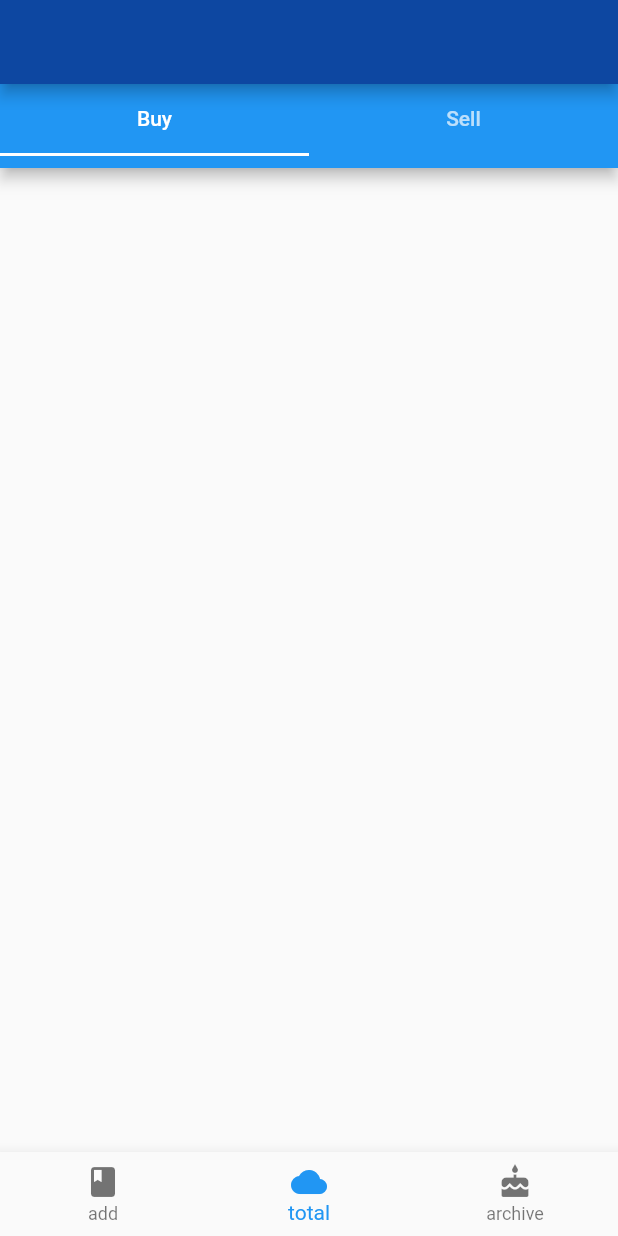
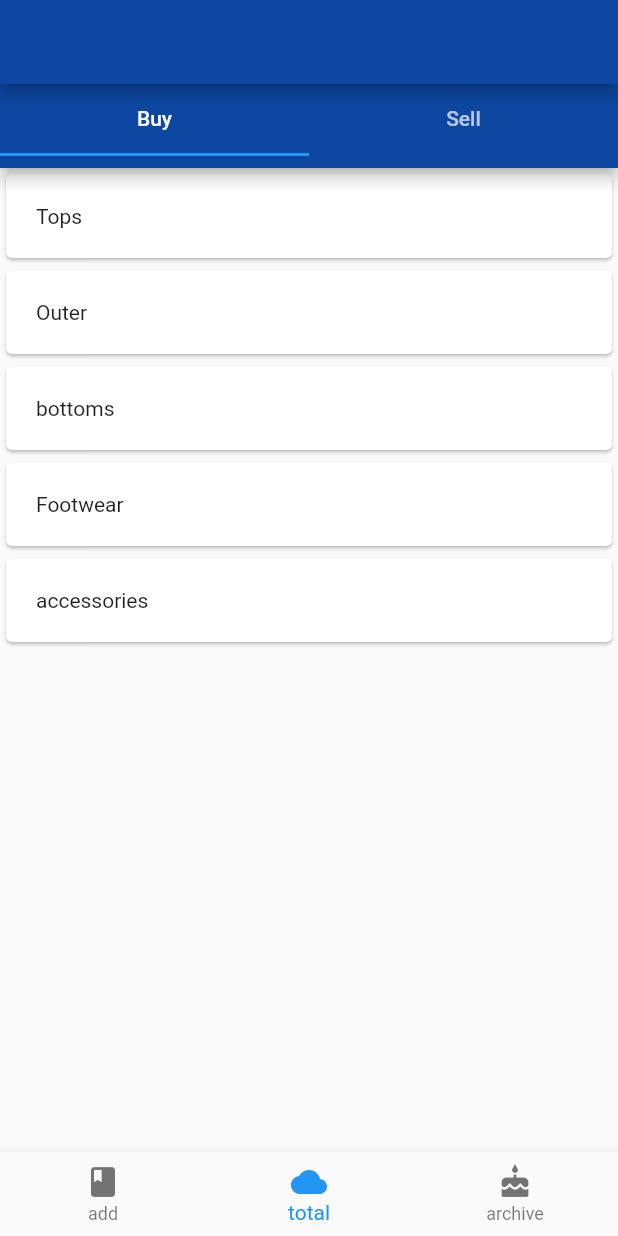
Before and after one commit to Noriaki-hub/closet, a Flutter app: the screen it shows after launch, swiped to page 2, on a phone screen of 412 x 824 dp. Run offline on Flutter 3.47's test engine with Material 2 defaults, Android fonts, the phone set to English and light mode, and no system bars; our stand-ins replace cloud_firestore, firebase_core, firebase_storage, image_picker; accounts and stored records are empty.

Commit message:
totalpageにカテゴリーリストを追加 タイムスタンプ追加

```diff
--- a/lib/addClothes.dart
+++ b/lib/addClothes.dart
@@ -58,6 +58,7 @@ class _BuyPage extends State<BuyPage> {
         'category': category,
         'price': price,
         'imageURL': imageURL,
+        'updateAt': Timestamp.now(),
       },
     );
   }
--- a/lib/main.dart
+++ b/lib/main.dart
@@ -2,7 +2,7 @@ import 'package:cloud_firestore/cloud_firestore.dart';
 import 'package:firebase_core/firebase_core.dart';
 import 'package:flutter/material.dart';
 import 'addClothes.dart';
-
+import 'totalPrice.dart';
 
 
 void main()
@@ -20,7 +20,7 @@ class MyApp extends StatelessWidget {
     return MaterialApp(
         debugShowCheckedModeBanner: false,
         title: 'Welcome to Flutter',
-        home: MyHomePage() //画面遷移をする部分を下のように別のクラスで定義し、それを読み込む
+        home: MyHomePage()
     );
   }
 }
@@ -33,13 +33,12 @@ class MyHomePage extends StatefulWidget {
 // SingleTickerProviderStateMixinを使用。後述
 class _MyHomePageState extends State<MyHomePage>
     with SingleTickerProviderStateMixin {
-  // ページ切り替え用のコントローラを定義
+
   late PageController _pageController;
 
   // ページインデックス保存用
   int _screen = 0;
 
-  // ページ下部に並べるナビゲーションメニューの一覧
   List<BottomNavigationBarItem> myBottomNavBarItems() {
     return [
       BottomNavigationBarItem(
@@ -162,6 +161,7 @@ class SecondPage extends StatelessWidget {
       length: _tab.length,
       child: Scaffold(
         appBar: AppBar(
+          backgroundColor: Colors.blue[900],
           flexibleSpace: SingleChildScrollView(
             child: Column(
               mainAxisAlignment: MainAxisAlignment.end,
@@ -185,23 +185,7 @@ class SecondPage extends StatelessWidget {
   }
 }
 
-class buyTotal extends StatelessWidget {
-  @override
-  Widget build(BuildContext context) {
-   return Scaffold(
 
-   );
-  }
-}
-
-class sellTotal extends StatelessWidget {
-  @override
-  Widget build(BuildContext context) {
-    return Scaffold(
-
-    );
-  }
-}
 
 
 
@@ -228,7 +212,7 @@ class ThirdPage extends StatelessWidget {
 
         return
            GridView.count(
-            crossAxisCount: 4,
+            crossAxisCount: 2,
             children: snapshot.data!.docs.map((DocumentSnapshot document) {
               Map<String,dynamic> data = document.data()! as Map<String,dynamic>;
               return  Container(
--- /dev/null
+++ b/lib/totalPrice.dart
@@ -0,0 +1,91 @@
+import 'package:cloud_firestore/cloud_firestore.dart';
+import 'package:flutter/material.dart';
+
+
+
+
+
+
+
+class buyTotal extends StatelessWidget {
+
+  final Stream<QuerySnapshot> _usersStream =
+  FirebaseFirestore.instance.collection('clothes').snapshots();
+
+  var listItem = ["Tops", "Outer", "bottoms", "Footwear", "accessories", ];
+
+  @override
+  Widget build(BuildContext context) {
+    return Scaffold(
+        body:  Center(
+          child: StreamBuilder<QuerySnapshot>(
+            stream: _usersStream,
+            builder: (BuildContext context, AsyncSnapshot<QuerySnapshot> snapshot) {
+              if (snapshot.hasError) {
+                return Text('Something went wrong');
+              }
+
+              if (snapshot.connectionState == ConnectionState.waiting) {
+                return Text("Loading");
+              }
+
+              return ListView.builder(
+                itemBuilder: (BuildContext context, int index) {
+                  return Card(
+                    child: Padding(
+                      child: Text( listItem[index],
+                      ),
+                      padding: EdgeInsets.all(20.0),),
+                  );
+                  },
+                itemCount: listItem.length,
+              );
+            }
+          )
+        )
+    );
+  }
+}
+
+
+
+
+class sellTotal extends StatelessWidget {
+
+  final Stream<QuerySnapshot> _usersStream =
+  FirebaseFirestore.instance.collection('clothes').snapshots();
+
+  var listItem = ["Tops", "Outer", "bottoms", "Footwear", "accessories", ];
+
+  @override
+  Widget build(BuildContext context) {
+    return Scaffold(
+        body:  Center(
+            child: StreamBuilder<QuerySnapshot>(
+                stream: _usersStream,
+                builder: (BuildContext context, AsyncSnapshot<QuerySnapshot> snapshot) {
+                  if (snapshot.hasError) {
+                    return Text('Something went wrong');
+                  }
+
+                  if (snapshot.connectionState == ConnectionState.waiting) {
+                    return Text("Loading");
+                  }
+
+                  return ListView.builder(
+                    itemBuilder: (BuildContext context, int index) {
+                      return Card(
+                        child: Padding(
+                          child: Text( listItem[index],
+                          ),
+                          padding: EdgeInsets.all(20.0),),
+                      );
+                    },
+                    itemCount: listItem.length,
+                  );
+                }
+            )
+        )
+    );
+  }
+}
--- a/pubspec.yaml
+++ b/pubspec.yaml
@@ -33,6 +33,7 @@ dependencies:
   image_picker: ^0.8.3
   firebase_storage: ^10.0.1
   image_cropper: ^1.4.1
+  charts_flutter: ^0.11.0
 
 
 dev_dependencies:
```
Also changed, not shown: pubspec.lock.
